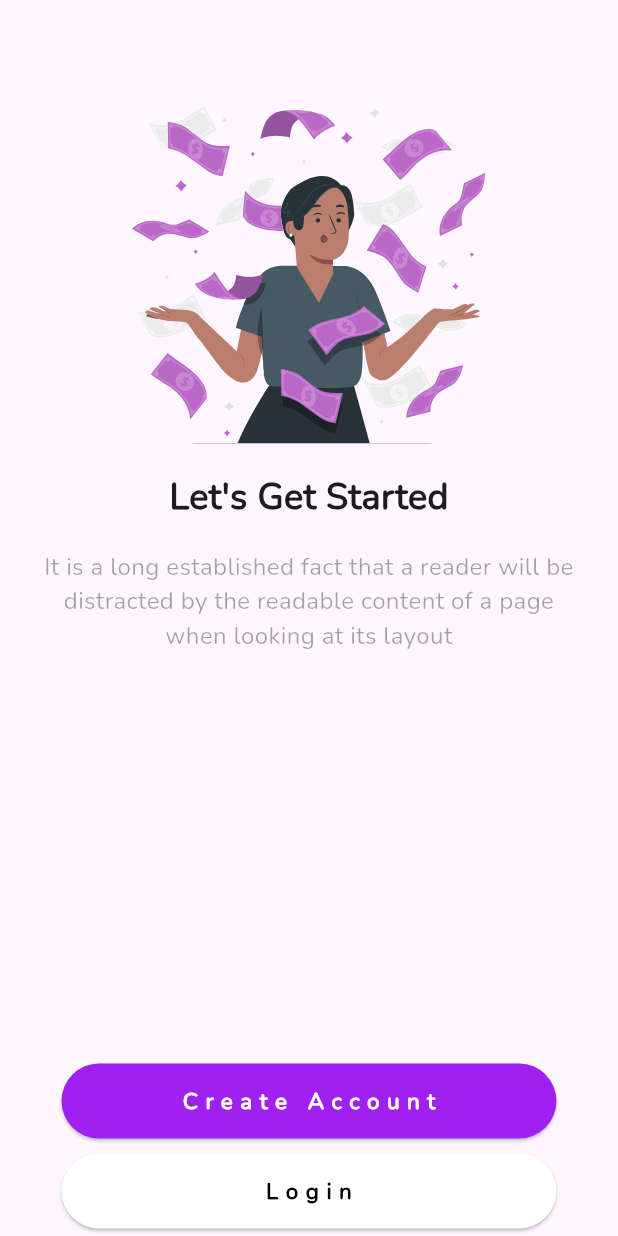
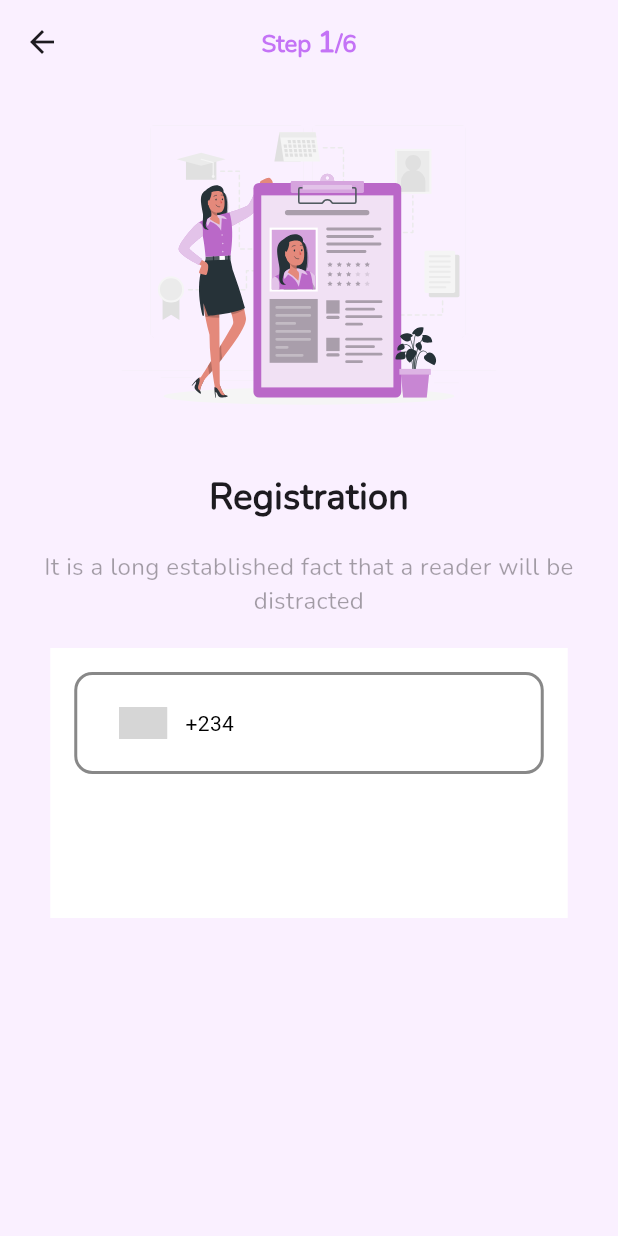
Before and after one commit to surajnaveen/Flutter-UI, a Flutter app: the screen it shows after launch, after a tap on "Create Account", on a phone screen of 412 x 824 dp. Run offline on Flutter 3.47's test engine with Material 3 defaults, Android fonts, the phone set to English and light mode, and no system bars; drawn by our look-alikes of intl_phone_number_input; our stand-ins replace device_preview, flutter_svg; grey boxes are pictures that could not be loaded.

Commit message:
Second Page
Create Phone number field

```diff
--- /dev/null
+++ b/lib/button.dart
@@ -0,0 +1,33 @@
+import 'package:flutter/material.dart';
+
+class ContinueButton extends StatelessWidget {
+  const ContinueButton(Type string, {super.key});
+
+  @override
+  Widget build(BuildContext context) {
+    return SizedBox(
+      height: 60,
+      width: 370,
+      child: Padding(
+        padding: const EdgeInsets.fromLTRB(20, 5, 20, 5),
+        child: ElevatedButton(
+          onPressed: () {
+
+          },
+          style: ElevatedButton.styleFrom(
+            backgroundColor: const Color.fromRGBO(160, 32, 240, 1),
+          ),
+          child: const Text(
+            "Continue",
+            style: TextStyle(
+                fontSize: 15,
+                fontWeight: FontWeight.bold,
+                fontFamily: 'Nunito',
+                letterSpacing: 5,
+                color: Color.fromARGB(255, 255, 255, 255)),
+          ),
+        ),
+      ),
+    );
+  }
+}
--- a/lib/main.dart
+++ b/lib/main.dart
@@ -1,3 +1,4 @@
+import 'package:app_ui/second.dart';
 import 'package:flutter/material.dart';
 import 'package:device_preview/device_preview.dart';
 import 'package:flutter_svg/flutter_svg.dart';
@@ -9,18 +10,24 @@ import 'package:flutter_svg/flutter_svg.dart';
 void main() => runApp(
       DevicePreview(
         //enabled: !kReleaseMode,
-        builder: (context) => MyApp(), // Wrap your app
+        builder: (context) => const MyApp(), // Wrap your app
       ),
     );
 
 class MyApp extends StatelessWidget {
-  const MyApp({Key? key});
+  const MyApp({super.key});
 
   @override
   Widget build(BuildContext context) {
     return MaterialApp(
-      home: Scaffold(
-        appBar: AppBar(),
+      home: Builder(
+        builder: (context) {
+          return Scaffold(
+            backgroundColor: const Color.fromARGB(255, 250, 240, 255),
+            appBar: AppBar(
+            backgroundColor: const Color.fromARGB(255, 250, 240, 255),
+
+            ),
             body: SafeArea(
               child: Column(
                 mainAxisAlignment: MainAxisAlignment.spaceBetween, // Aligns children to the top and bottom
@@ -36,7 +43,10 @@ class MyApp extends StatelessWidget {
                         padding: EdgeInsets.all(8.0),
                         child: Text(
                           "Let's Get Started",
-                      style: TextStyle(fontWeight: FontWeight.bold, fontSize: 24, fontFamily: 'Nunito'),
+                          style: TextStyle(
+                              fontWeight: FontWeight.bold,
+                              fontSize: 24,
+                              fontFamily: 'Nunito'),
                         ),
                       ),
                       const Padding(
@@ -61,13 +71,23 @@ class MyApp extends StatelessWidget {
                         child: Padding(
                           padding: const EdgeInsets.fromLTRB(20, 5, 20, 5),
                           child: ElevatedButton(
-                        onPressed: () {},
+                            onPressed: () {
+                              Navigator.push(
+                                context,
+                                MaterialPageRoute(builder: (context) =>  const SecondPage()));
+                            },
                             style: ElevatedButton.styleFrom(
-                          backgroundColor: const Color.fromRGBO(160, 32, 240, 1),
+                              backgroundColor:
+                                  const Color.fromRGBO(160, 32, 240, 1),
                             ),
                             child: const Text(
                               "Create Account",
-                          style: TextStyle(fontSize: 15, fontWeight: FontWeight.bold, fontFamily: 'Nunito', letterSpacing: 5, color: Color.fromARGB(255, 255, 255, 255)),
+                              style: TextStyle(
+                                  fontSize: 15,
+                                  fontWeight: FontWeight.bold,
+                                  fontFamily: 'Nunito',
+                                  letterSpacing: 5,
+                                  color: Color.fromARGB(255, 255, 255, 255)),
                             ),
                           ),
                         ),
@@ -80,11 +100,17 @@ class MyApp extends StatelessWidget {
                           child: ElevatedButton(
                             onPressed: () {},
                             style: ElevatedButton.styleFrom(
-                          backgroundColor: const Color.fromARGB(255, 255, 255, 255),
+                              backgroundColor:
+                                  const Color.fromARGB(255, 255, 255, 255),
                             ),
                             child: const Text(
                               "Login",
-                          style: TextStyle(fontSize: 15, fontWeight: FontWeight.bold, fontFamily: 'Nunito', letterSpacing: 5, color: Color.fromARGB(255, 0, 0, 0)),
+                              style: TextStyle(
+                                  fontSize: 15,
+                                  fontWeight: FontWeight.bold,
+                                  fontFamily: 'Nunito',
+                                  letterSpacing: 5,
+                                  color: Color.fromARGB(255, 0, 0, 0)),
                             ),
                           ),
                         ),
@@ -94,6 +120,8 @@ class MyApp extends StatelessWidget {
                 ],
               ),
             ),
+          );
+        }
       ),
     );
   }
--- /dev/null
+++ b/lib/second.dart
@@ -0,0 +1,139 @@
+import 'package:flutter/material.dart';
+import 'package:flutter_svg/flutter_svg.dart';
+import 'package:intl_phone_number_input/intl_phone_number_input.dart';
+//import 'package:app_ui/button.dart';
+
+class SecondPage extends StatefulWidget {
+  const SecondPage({super.key});
+
+  @override
+  State<SecondPage> createState() => _SecondPageState();
+}
+
+class _SecondPageState extends State<SecondPage> {
+  final GlobalKey<FormState> formKey = GlobalKey<FormState>();
+
+  final TextEditingController controller = TextEditingController();
+  String initialCountry = 'NG';
+  PhoneNumber number = PhoneNumber(isoCode: 'NG');
+
+  @override
+  Widget build(BuildContext context) {
+    return Scaffold(
+      backgroundColor: const Color.fromARGB(255, 250, 240, 255),
+      appBar: AppBar(
+        backgroundColor: const Color.fromARGB(255, 250, 240, 255),
+        title: RichText(
+            text: TextSpan(
+                style: DefaultTextStyle.of(context).style,
+                children: const <TextSpan>[
+              TextSpan(
+                  text: "Step ",
+                  style: TextStyle(
+                      fontFamily: 'Nunito',
+                      fontSize: 16,
+                      color: Color.fromRGBO(160, 32, 240, 0.6),
+                      decoration: TextDecoration.none)),
+              TextSpan(
+                  text: '1',
+                  style: TextStyle(
+                      fontFamily: 'Nunito',
+                      color: Color.fromRGBO(160, 32, 240, 0.6),
+                      fontSize: 20,
+                      fontWeight: FontWeight.w900,
+                      decoration: TextDecoration.none)),
+              TextSpan(
+                  text: "/6",
+                  style: TextStyle(
+                    fontFamily: 'Nunito',
+                    color: Color.fromRGBO(160, 32, 240, 0.6),
+                    decoration: TextDecoration.none,
+                    fontSize: 16,
+                  ))
+            ])),
+        centerTitle: true,
+      ),
+      body: SafeArea(
+        child: Column(
+          children: [
+            SvgPicture.asset(
+              "asset/Profile data-rafiki.svg",
+              width: 250,
+              height: 250,
+            ),
+            const Padding(
+              padding: EdgeInsets.all(8.0),
+              child: Text(
+                "Registration",
+                style: TextStyle(
+                  fontWeight: FontWeight.bold,
+                  fontSize: 24,
+                  fontFamily: 'Nunito',
+                ),
+              ),
+            ),
+            const Padding(
+              padding: EdgeInsets.fromLTRB(25, 10, 25, 20),
+              child: Text(
+                "It is a long established fact that a reader will be distracted ",
+                style: TextStyle(
+                  fontFamily: 'Nunito',
+                  fontSize: 16,
+                  color: Color.fromARGB(90, 0, 0, 0),
+                ),
+                textAlign: TextAlign.center,
+              ),
+            ),
+            Container(
+              height: 180,
+              width: 345,
+              color: const Color.fromARGB(255, 255, 255, 255),
+              child: Column(
+                children: [
+                  Padding(
+                    padding: const EdgeInsets.all(16.0),
+                    child: Center(
+                      child: Container(
+                        padding: EdgeInsets.all(8.0),
+                        decoration: BoxDecoration(
+                          border: Border.all(
+                            color: const Color.fromARGB(119, 0, 0, 0), // Border color
+                            width: 2.0, // Border width
+                          ),
+                          borderRadius: BorderRadius.circular(12.0),
+                        ),
+                        child: InternationalPhoneNumberInput(
+                          onInputChanged: (PhoneNumber number) {
+                            //print(number.phoneNumber);
+                          },
+                          onInputValidated: (bool value) {
+                            //print(value);
+                          },
+                          selectorConfig: const SelectorConfig(
+                            selectorType: PhoneInputSelectorType.BOTTOM_SHEET,
+                          ),
+                          inputDecoration: InputDecoration(border: InputBorder.none,),
+                          // inputBorder: const OutlineInputBorder(
+                          //     borderSide: BorderSide(
+                          //         color: Color.fromRGBO(255, 255, 255, 0.3))),
+                          ignoreBlank: false,
+                          autoValidateMode: AutovalidateMode.onUserInteraction,
+                          selectorTextStyle:
+                              const TextStyle(color: Colors.black),
+                          initialValue: PhoneNumber(isoCode: 'NG'),
+                          textStyle:
+                              const TextStyle(fontFamily: 'CountryIcons'),
+                        ),
+                      ),
+                    ),
+                  ),
+                  // const ContinueButton()
+                ],
+              ),
+            )
+          ],
+        ),
+      ),
+    );
+  }
+}
--- a/pubspec.yaml
+++ b/pubspec.yaml
@@ -37,6 +37,7 @@ dependencies:
   cupertino_icons: ^1.0.2
   device_preview: ^1.1.0
   flutter_svg: ^2.0.9
+  intl_phone_number_input: ^0.7.4
 
 dev_dependencies:
   flutter_test:
```
Also changed, not shown: pubspec.lock. Lines whose indentation alone changed are shown as unchanged.
